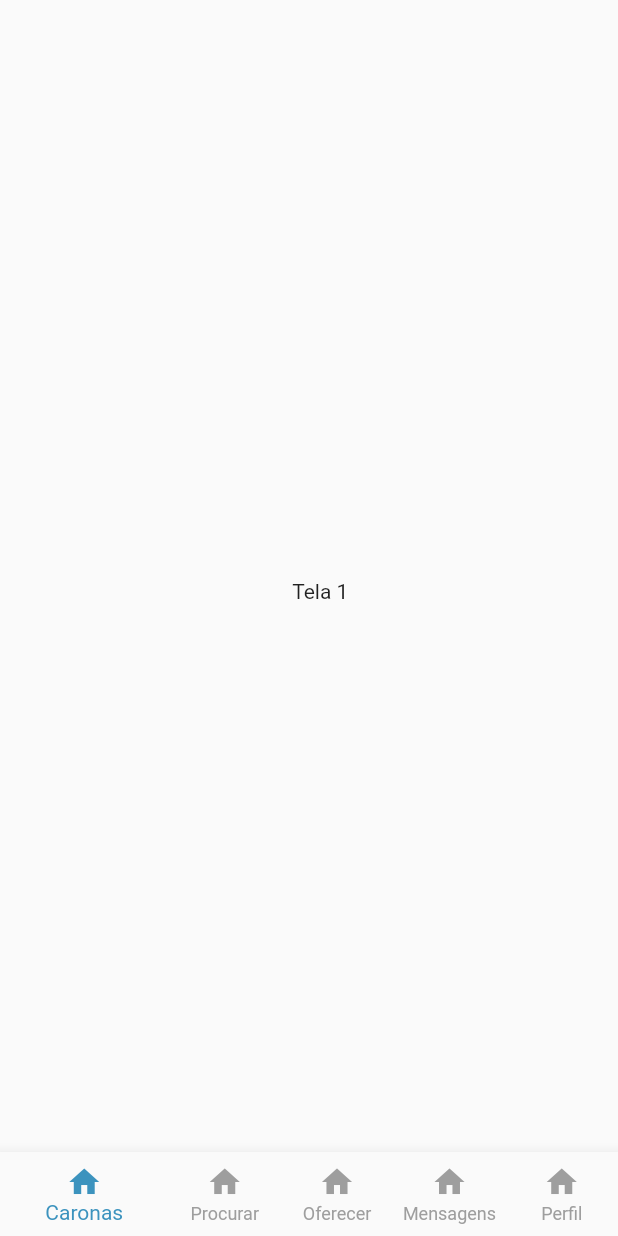
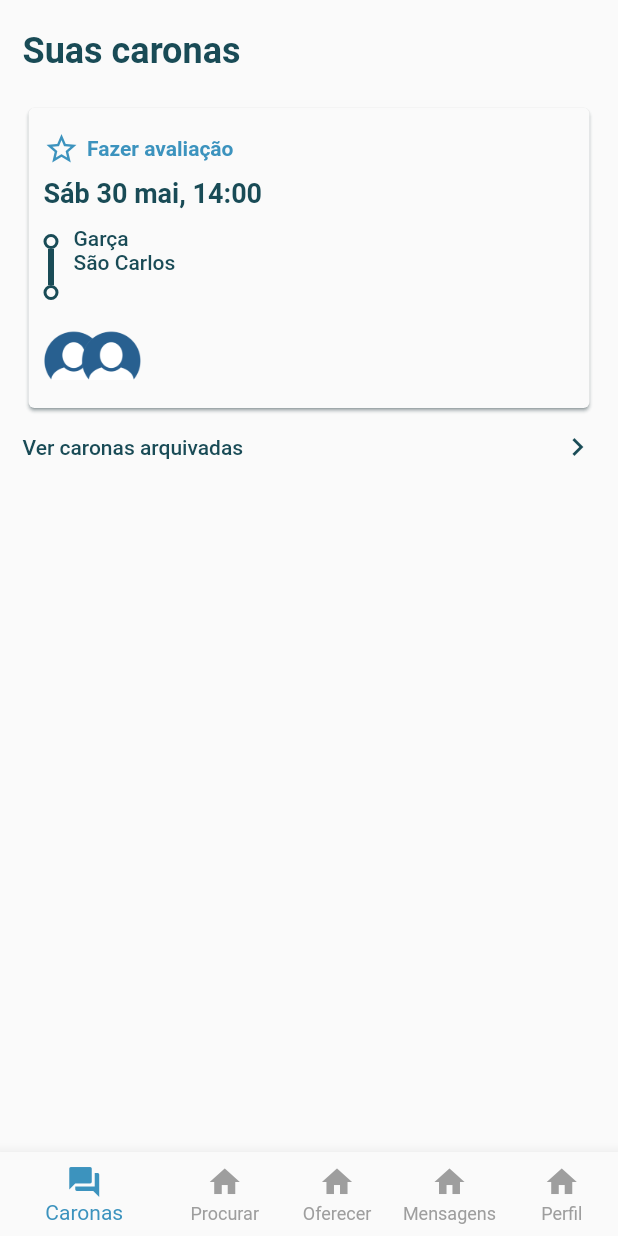
Before and after one commit to claudineibjr/bla_bla_car_clone, a Flutter app: the screen it shows after launch, on a phone screen of 412 x 824 dp. Run offline on Flutter 3.47's test engine with Material 2 defaults, Android fonts, the phone set to English and light mode, and no system bars.

Commit message:
"Ride" screen designing

```diff
--- a/lib/ui/screens/home/home_page.dart
+++ b/lib/ui/screens/home/home_page.dart
@@ -1,3 +1,4 @@
+import 'package:bla_bla_car_clone/ui/screens/rides/rides_screen.dart';
 import 'package:bla_bla_car_clone/ui/utils/colors.dart';
 import 'package:flutter/material.dart';
 
@@ -17,9 +18,7 @@ class _HomePageState extends State<HomePage> {
     currentTabIndex = 0;
 
     screens = [
-      Center(
-        child: Text('Tela 1'),
-      ),
+      RidesScreen(),
       Center(
         child: Text('Tela 2'),
       ),
@@ -47,7 +46,7 @@ class _HomePageState extends State<HomePage> {
         unselectedItemColor: Colors.grey,
         items: [
           BottomNavigationBarItem(
-            icon: Icon(Icons.home),
+            icon: Icon(Icons.forum), // mdi-wechat
             title: Text('Caronas'),
           ),
           BottomNavigationBarItem(
@@ -70,9 +69,9 @@ class _HomePageState extends State<HomePage> {
       ),
       body: SafeArea(
         child: Padding(
-          padding: EdgeInsets.only(
-            top: 20.0,
-            left: 15.0,
+          padding: EdgeInsets.symmetric(
+            vertical: 20.0,
+            horizontal: 15.0,
           ),
           child: screens[currentTabIndex],
         ),
--- /dev/null
+++ b/lib/ui/screens/rides/rides_screen.dart
@@ -0,0 +1,186 @@
+import 'package:bla_bla_car_clone/ui/utils/colors.dart';
+import 'package:flutter/material.dart';
+
+class RidesScreen extends StatefulWidget {
+  @override
+  _RidesScreenState createState() => _RidesScreenState();
+}
+
+class _RidesScreenState extends State<RidesScreen> {
+  Widget getCard() {
+    return Card(
+      color: Colors.grey[50],
+      shadowColor: ThemeColors.secondaryColor,
+      child: Padding(
+        padding: EdgeInsets.symmetric(
+          horizontal: 10,
+          vertical: 15,
+        ),
+        child: Column(
+          mainAxisSize: MainAxisSize.max,
+          crossAxisAlignment: CrossAxisAlignment.start,
+          children: <Widget>[
+            GestureDetector(
+              child: Row(
+                children: [
+                  Icon(
+                    Icons.star_border,
+                    color: ThemeColors.mainColor,
+                  ),
+                  SizedBox(width: 5),
+                  Text(
+                    'Fazer avaliação',
+                    style: TextStyle(
+                      color: ThemeColors.mainColor,
+                      fontWeight: FontWeight.bold,
+                    ),
+                  ),
+                ],
+              ),
+            ),
+            SizedBox(height: 7),
+            Text(
+              'Sáb 30 mai, 14:00',
+              style: TextStyle(
+                color: ThemeColors.secondaryColor,
+                fontWeight: FontWeight.bold,
+                fontSize: 18,
+              ),
+            ),
+            SizedBox(height: 12),
+            Row(
+              crossAxisAlignment: CrossAxisAlignment.start,
+              children: <Widget>[
+                Column(
+                  children: <Widget>[
+                    SizedBox(height: 5),
+                    Container(
+                      height: 10,
+                      width: 10,
+                      decoration: BoxDecoration(
+                        color: Colors.transparent,
+                        shape: BoxShape.circle,
+                        border: Border.all(
+                          color: ThemeColors.secondaryColor,
+                          width: 2,
+                        ),
+                      ),
+                    ),
+                    Container(
+                      height: 24,
+                      width: 4,
+                      decoration:
+                          BoxDecoration(color: ThemeColors.secondaryColor),
+                    ),
+                    Container(
+                      height: 10,
+                      width: 10,
+                      decoration: BoxDecoration(
+                        color: Colors.transparent,
+                        shape: BoxShape.circle,
+                        border: Border.all(
+                          color: ThemeColors.secondaryColor,
+                          width: 2,
+                        ),
+                      ),
+                    ),
+                    SizedBox(height: 5),
+                  ],
+                ),
+                SizedBox(width: 10),
+                Column(
+                  mainAxisAlignment: MainAxisAlignment.spaceBetween,
+                  crossAxisAlignment: CrossAxisAlignment.start,
+                  children: <Widget>[
+                    Text(
+                      'Garça',
+                      style: TextStyle(
+                        color: ThemeColors.secondaryColor,
+                        fontWeight: FontWeight.w500,
+                      ),
+                    ),
+                    Text(
+                      'São Carlos',
+                      style: TextStyle(
+                        color: ThemeColors.secondaryColor,
+                        fontWeight: FontWeight.w500,
+                      ),
+                    ),
+                  ],
+                ),
+              ],
+            ),
+            SizedBox(height: 12),
+            Stack(
+              children: <Widget>[
+                CircleAvatar(
+                  child: Image.asset('assets/image/profile-image.png'),
+                  backgroundColor: Colors.transparent,
+                ),
+                Padding(
+                  padding: EdgeInsets.only(left: 25),
+                  child: CircleAvatar(
+                    child: Image.asset('assets/image/profile-image.png'),
+                    backgroundColor: Colors.transparent,
+                  ),
+                ),
+              ],
+            ),
+          ],
+        ),
+      ),
+    );
+  }
+
+  List<Widget> buildCards() {
+    List<Widget> cards = [];
+
+    cards.add(getCard());
+
+    return cards;
+  }
+
+  @override
+  Widget build(BuildContext context) {
+    return Scaffold(
+      body: Column(
+        crossAxisAlignment: CrossAxisAlignment.start,
+        children: <Widget>[
+          Text(
+            'Suas caronas',
+            style: TextStyle(
+              color: ThemeColors.secondaryColor,
+              fontSize: 24,
+              fontWeight: FontWeight.bold,
+            ),
+          ),
+          SizedBox(height: 20),
+        ]
+          ..addAll(buildCards())
+          ..addAll(
+            [
+              SizedBox(height: 10),
+              GestureDetector(
+                child: Row(
+                  mainAxisAlignment: MainAxisAlignment.spaceBetween,
+                  children: <Widget>[
+                    Text(
+                      'Ver caronas arquivadas',
+                      style: TextStyle(
+                        color: ThemeColors.secondaryColor,
+                        fontWeight: FontWeight.w500,
+                      ),
+                    ),
+                    Icon(
+                      Icons.keyboard_arrow_right,
+                      color: ThemeColors.secondaryColor,
+                    ),
+                  ],
+                ),
+              ),
+            ],
+          ),
+      ),
+    );
+  }
+}
--- a/lib/ui/utils/colors.dart
+++ b/lib/ui/utils/colors.dart
@@ -4,4 +4,5 @@ class ThemeColors {
   static Color backgroundColor = Color.fromARGB(255, 238, 238, 238);
 
   static Color mainColor = Color.fromARGB(255, 60, 147, 190);
+  static Color secondaryColor = Color.fromARGB(255, 25, 75, 86);
 }
```
Also changed, not shown: pubspec.yaml (+2 -52 lines), assets/image/profile-image.png (added).
